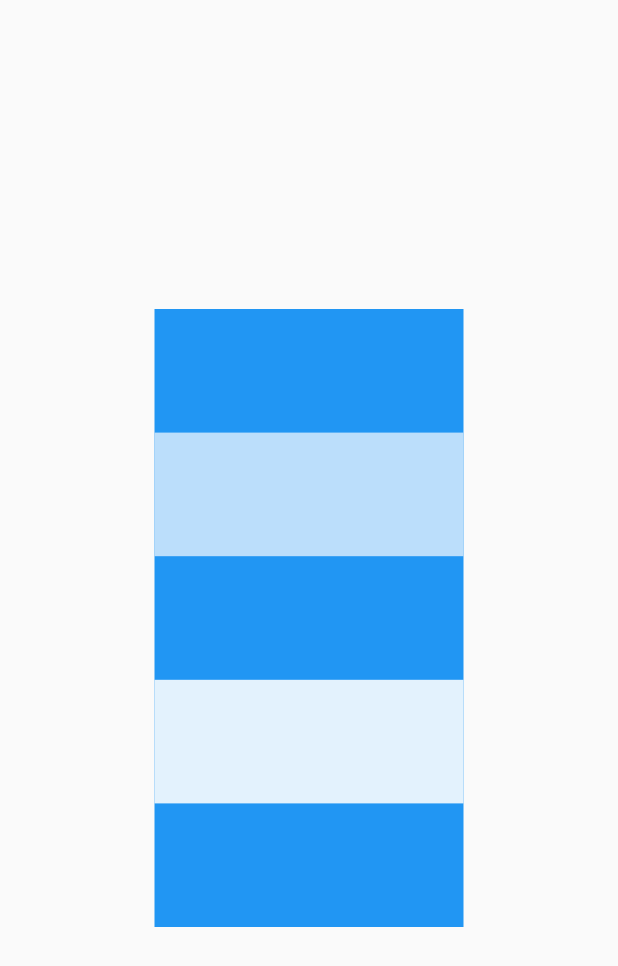
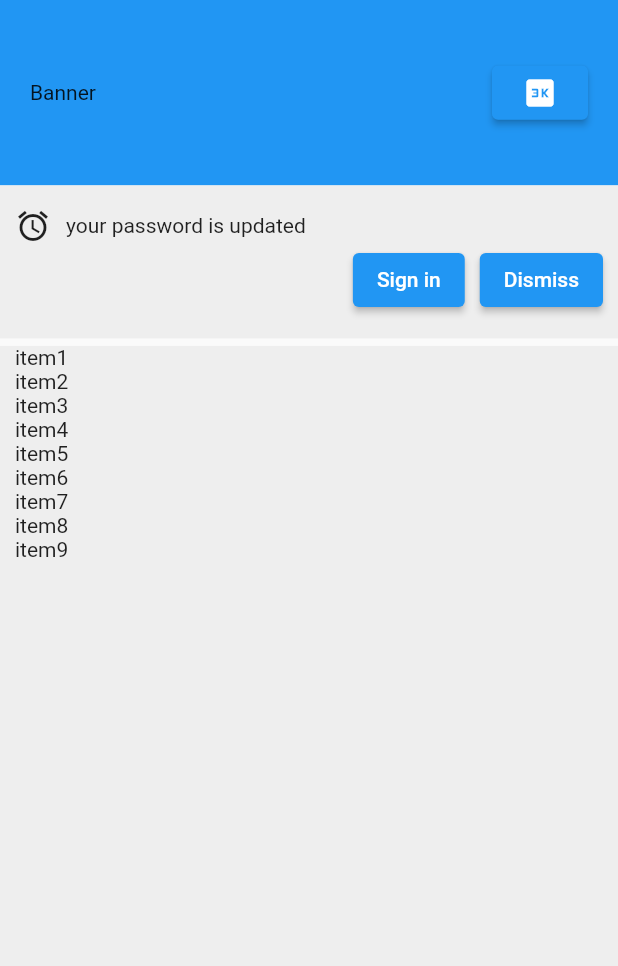
Before and after one commit to RashedEmon/Flutter_Training, a Flutter app: the screen it shows after launch, on a phone screen of 412 x 824 dp. Shown: the top 966 px of the screen. Run offline on Flutter 3.47's test engine with Material 2 defaults, Android fonts, the phone set to English and light mode, and no system bars.

Commit message:
batch-60 layout practice

```diff
--- a/lib/main.dart
+++ b/lib/main.dart
@@ -1,13 +1,12 @@
 import 'package:flutter/material.dart';
 
 void main() {
-  runApp(const MyApp());
+  runApp(const HomePage());
 }
 
-class MyApp extends StatelessWidget {
-  const MyApp({Key? key}) : super(key: key);
+class HomePage extends StatelessWidget {
+  const HomePage({Key? key}) : super(key: key);
 
-  // This widget is the root of your application.
   @override
   Widget build(BuildContext context) {
     return MaterialApp(
@@ -23,6 +22,7 @@ class MyApp extends StatelessWidget {
 class MyHomePage extends StatefulWidget {
   const MyHomePage({Key? key, required this.title}) : super(key: key);
   final String title;
+
   @override
   State<MyHomePage> createState() {
     return _MyHomePageState();
@@ -30,55 +30,96 @@ class MyHomePage extends StatefulWidget {
 }
 
 class _MyHomePageState extends State<MyHomePage> {
-  int _counter = 0;
-
-  void _incrementCounter() {
-    //print('pressed');
-    setState(() {
-      _counter++;
-    });
-  }
-
   @override
   Widget build(BuildContext context) {
     return Scaffold(
-        body: Center(
-      child: Container(
+        body: Column(
+      children: [
+        //first main container
+        Container(
           color: Colors.blue,
-        width: MediaQuery.of(context).size.width / 2,
-        height: MediaQuery.of(context).size.height / 2,
+          width: MediaQuery.of(context).size.width,
+          height: (MediaQuery.of(context).size.height / 100) * 15,
+          child: Padding(
+              padding: const EdgeInsets.symmetric(horizontal: 20),
+              child: Row(
+                mainAxisAlignment: MainAxisAlignment.spaceBetween,
+                children: [
+                  const Text('Banner'),
+                  ElevatedButton(
+                    onPressed: () {
+                      debugPrint('button pressed');
+                    },
+                    child: const Icon(Icons.three_k),
+                  ),
+                ],
+              )),
+        ),
+        //second main container
+        Container(
+          color: Colors.grey[200],
+          child: Padding(
+              padding: const EdgeInsets.symmetric(vertical: 15, horizontal: 10),
               child: Column(
                 children: [
-            Container(
-              color: Colors.blue[125],
-              width: MediaQuery.of(context).size.width,
-              height: (MediaQuery.of(context).size.height / 2) / 5,
+                  Row(
+                    children: const [
+                      Icon(Icons.alarm),
+                      SizedBox(
+                        width: 10,
                       ),
-            Container(
-              color: Colors.blue[100],
-              width: MediaQuery.of(context).size.width,
-              height: MediaQuery.of(context).size.height / 10,
+                      Text('your password is updated'),
+                    ],
                   ),
-            Container(
-              color: Colors.blue[75],
-              width: MediaQuery.of(context).size.width,
-              height: MediaQuery.of(context).size.height / 10,
+                  Row(
+                    mainAxisAlignment: MainAxisAlignment.end,
+                    children: [
+                      ElevatedButton(
+                        onPressed: () {
+                          debugPrint('signin button pressed');
+                        },
+                        child: const Text('Sign in'),
                       ),
-            Container(
-              color: Colors.blue[50],
-              width: MediaQuery.of(context).size.width,
-              height: MediaQuery.of(context).size.height / 10,
+                      const SizedBox(
+                        width: 10,
                       ),
-            Container(
-              color: Colors.blue[25],
-              width: MediaQuery.of(context).size.width,
-              height: MediaQuery.of(context).size.height / 10,
+                      ElevatedButton(
+                        onPressed: () {
+                          debugPrint('Dismiss button pressed');
+                        },
+                        child: const Text('Dismiss'),
                       )
                     ],
+                  )
+                ],
+              )),
         ),
+        const SizedBox(
+          height: 5,
         ),
+        //third main container
+        Container(
+          color: Colors.grey[200],
+          width: MediaQuery.of(context).size.width,
+          height: (MediaQuery.of(context).size.height / 100) * 55,
+          child: Padding(
+              padding: const EdgeInsets.only(left: 10),
+              child: Column(
+                crossAxisAlignment: CrossAxisAlignment.start,
+                children: const [
+                  Text('item1'),
+                  Text('item2'),
+                  Text('item3'),
+                  Text('item4'),
+                  Text('item5'),
+                  Text('item6'),
+                  Text('item7'),
+                  Text('item8'),
+                  Text('item9'),
+                ],
+              )),
         )
-        // This trailing comma makes auto-formatting nicer for build methods.
-        );
+      ],
+    ));
   }
 }
```
Lines whose indentation alone changed are shown as unchanged.
